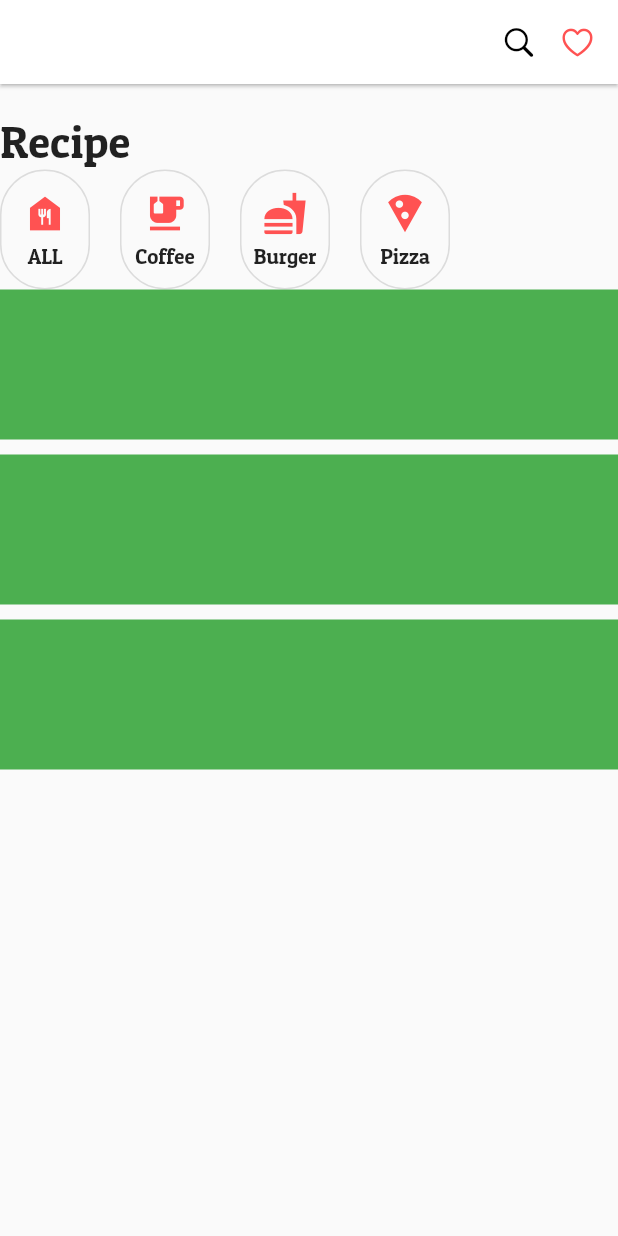
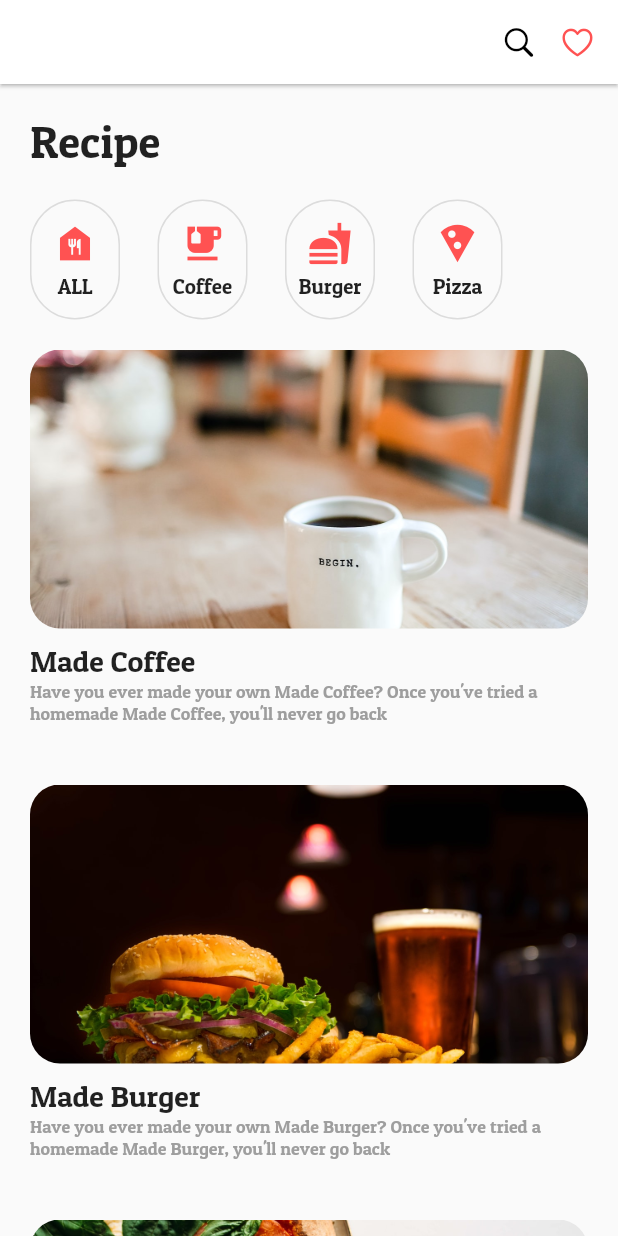
Before and after one commit to LegdayDev/recipe_app, a Flutter app: the screen it shows after launch, on a phone screen of 412 x 824 dp. Run offline on Flutter 3.47's test engine with Material 2 defaults, Android fonts, the phone set to English and light mode, and no system bars.

Commit message:
complete commit

```diff
--- a/lib/components/recipe_list_item.dart
+++ b/lib/components/recipe_list_item.dart
@@ -1,13 +1,43 @@
 import 'package:flutter/material.dart';
 
 class RecipeListItem extends StatelessWidget {
-  const RecipeListItem({Key? key}) : super(key: key);
+  final String imageName;
+  final String title;
+  const RecipeListItem({Key? key, required this.imageName, required this.title})
+      : super(key: key);
 
   @override
   Widget build(BuildContext context) {
-    return Container(
-      height: 100,
-      color: Colors.green,
+    return Padding(
+      padding: const EdgeInsets.symmetric(vertical: 20),
+      child: Column(
+        crossAxisAlignment: CrossAxisAlignment.start,
+        children: [
+          ClipRRect(
+            borderRadius: BorderRadius.circular(20),
+            child: AspectRatio(
+              aspectRatio: 2 / 1,
+              child: Image.asset(
+                "assets/images/${imageName}.jpeg",
+                fit: BoxFit.cover,
+              ),
+            ),
+          ),
+          SizedBox(
+            height: 10,
+          ),
+          Text(
+            "${title}",
+            style: TextStyle(
+              fontSize: 20,
+            ),
+          ),
+          Text(
+            "Have you ever made your own ${title}? Once you've tried a homemade ${title}, you'll never go back",
+            style: TextStyle(color: Colors.grey, fontSize: 12),
+          )
+        ],
+      ),
     );
   }
 }
--- a/lib/components/recipe_menu.dart
+++ b/lib/components/recipe_menu.dart
@@ -7,22 +7,25 @@ class RecipeMenu extends StatelessWidget {
 
   @override
   Widget build(BuildContext context) {
-    return Row(
+    return Padding(
+      padding: const EdgeInsets.only(top: 20),
+      child: Row(
         children: [
           _buildMenuItem(Icons.food_bank, "ALL"),
           SizedBox(
-          width: 20,
+            width: 25,
           ),
           _buildMenuItem(Icons.emoji_food_beverage, "Coffee"),
           SizedBox(
-          width: 20,
+            width: 25,
           ),
           _buildMenuItem(Icons.fastfood, "Burger"),
           SizedBox(
-          width: 20,
+            width: 25,
           ),
           _buildMenuItem(Icons.local_pizza, "Pizza"),
         ],
+      ),
     );
   }
 
--- a/lib/pages/recipe_page.dart
+++ b/lib/pages/recipe_page.dart
@@ -10,7 +10,24 @@ class RecipePage extends StatelessWidget {
   @override
   Widget build(BuildContext context) {
     return Scaffold(
-      appBar: AppBar(
+      appBar: _buildRecipeAppBar(),
+      body: Padding(
+        padding: const EdgeInsets.symmetric(horizontal: 20),
+        child: ListView(
+          children: [
+            RecipeTitle(),
+            RecipeMenu(),
+            RecipeListItem(imageName: "coffee", title: "Made Coffee"),
+            RecipeListItem(imageName: "burger", title: "Made Burger"),
+            RecipeListItem(imageName: "pizza", title: "Made Pizza"),
+          ],
+        ),
+      ),
+    );
+  }
+
+  AppBar _buildRecipeAppBar() {
+    return AppBar(
       backgroundColor: Colors.white,
       elevation: 1.0, //그림자
       actions: [
@@ -25,25 +42,6 @@ class RecipePage extends StatelessWidget {
         ),
         SizedBox(width: 15),
       ],
-      ),
-      body: ListView(
-        children: [
-          RecipeTitle(),
-          RecipeMenu(),
-          RecipeListItem(),
-          SizedBox(
-            height: 10,
-          ),
-          RecipeListItem(),
-          SizedBox(
-            height: 10,
-          ),
-          RecipeListItem(),
-          SizedBox(
-            height: 10,
-          ),
-        ],
-      ),
     );
   }
 }
```
Lines whose indentation alone changed are shown as unchanged.
